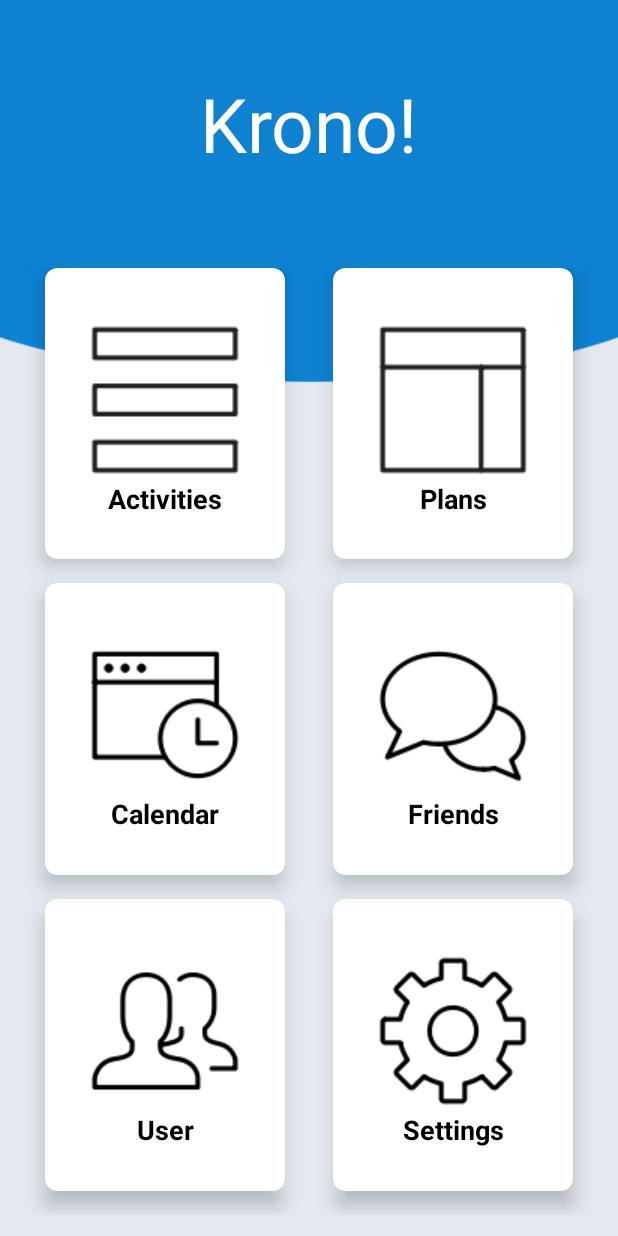
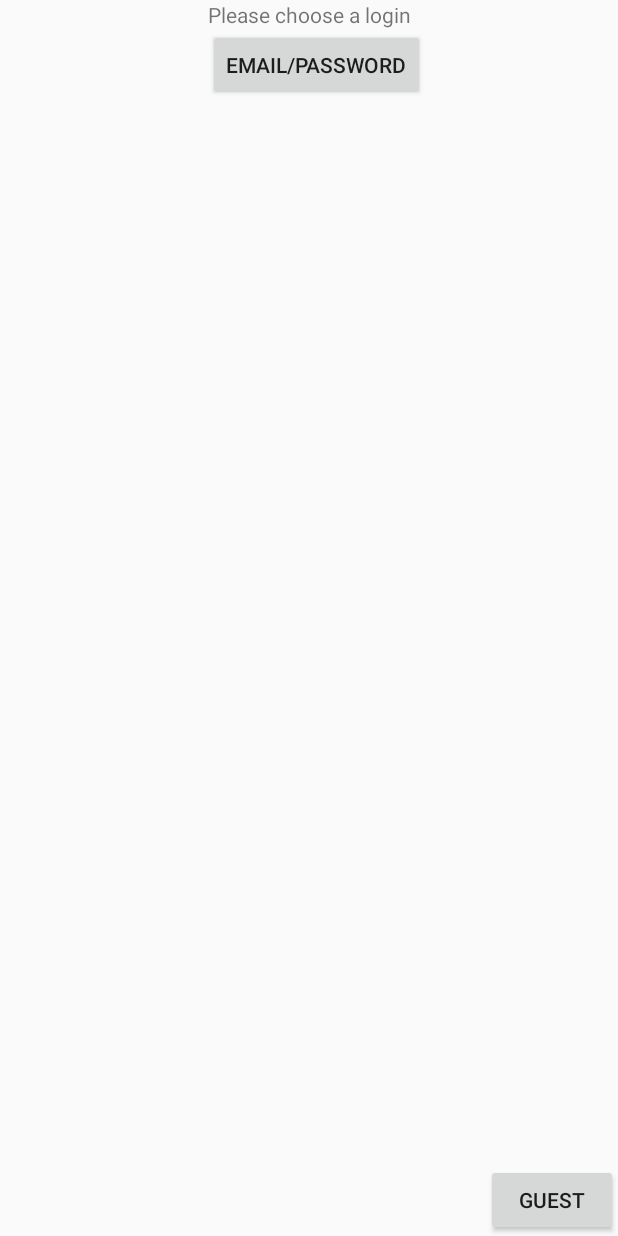
Before and after one commit to thedeconstructors/Krono, an Android app: the screen it shows after launch (MainActivity before the commit, LoginActivity after it), on a phone screen of 412 x 824 dp. Run offline under Robolectric (Android 15) with nearby library versions, the phone set to English and light mode, and no system bars; our stand-ins replace Firebase (no records; nobody signed in at launch, a user with empty details on screens opened directly).

Commit message:
Basic email and guest log in

```diff
--- a/KronoJava/app/src/main/java/com/deconstructors/krono/DisplayPlansActivity.java
+++ b/KronoJava/app/src/main/java/com/deconstructors/krono/DisplayPlansActivity.java
@@ -11,6 +11,7 @@ import android.widget.TextView;
 import com.google.android.gms.tasks.OnCompleteListener;
 import com.google.android.gms.tasks.Task;
 import com.google.firebase.firestore.CollectionReference;
+import com.google.firebase.firestore.FirebaseFirestore;
 import com.google.firebase.firestore.QueryDocumentSnapshot;
 import com.google.firebase.firestore.QuerySnapshot;
 import java.util.Map;
@@ -59,7 +60,8 @@ public class DisplayPlansActivity extends AppCompatActivity{
         };
 
         //get all the documents from the 'users' collection
-        CollectionReference users = Menu4_Users.db.collection("users");
+        FirebaseFirestore db = FirebaseFirestore.getInstance();
+        CollectionReference users = db.collection("users");
 
         //when users.get() finishes (and once the success is confirmed),
         //we will go through the documents
--- /dev/null
+++ b/KronoJava/app/src/main/java/com/deconstructors/krono/LoginActivity.java
@@ -0,0 +1,41 @@
+package com.deconstructors.krono;
+
+import androidx.appcompat.app.AppCompatActivity;
+
+import android.content.Intent;
+import android.os.Bundle;
+import android.view.View;
+import android.view.View.OnClickListener;
+
+import com.google.firebase.auth.FirebaseAuth;
+import com.google.firebase.auth.FirebaseUser;
+
+public class LoginActivity extends AppCompatActivity {
+
+    // Declare an instance of the Firebase Authenticator.
+    private FirebaseAuth m_auth;
+
+    // Declare a global changeable view.
+    private View signInButton;
+
+    @Override
+    protected void onCreate(Bundle savedInstanceState) {
+        super.onCreate(savedInstanceState);
+        setContentView(R.layout.login_activity);
+
+        // Initialize the Firebase Authenticator.
+        m_auth = FirebaseAuth.getInstance();
+        signInButton = findViewById(R.id.login_button_email);
+    }
+
+    public void emailOnClick(View view) {
+        Intent intent = new Intent(this, LoginEmailPass.class);
+        startActivity(intent);
+    }
+
+    public void guestModeOnClick(View view) {
+        Intent intent = new Intent(this, MainActivity.class);
+        startActivity(intent);
+    }
+
+}
--- a/KronoJava/app/src/main/java/com/deconstructors/krono/MainActivity.java
+++ b/KronoJava/app/src/main/java/com/deconstructors/krono/MainActivity.java
@@ -16,13 +16,15 @@ public class MainActivity extends AppCompatActivity
 {
     GridLayout m_MainGrid;
 
+    public static final String TAG = "Krono";
+
     @Override
     protected void onCreate(Bundle savedInstanceState)
     {
         super.onCreate(savedInstanceState);
         setContentView(R.layout.activity_main);
 
-        m_MainGrid = (GridLayout)findViewById(R.id.mainGrid);
+        m_MainGrid = findViewById(R.id.mainGrid);
         setSingleEvent(m_MainGrid);
     }
 
--- a/KronoJava/app/src/main/java/com/deconstructors/krono/Menu4_Users.java
+++ b/KronoJava/app/src/main/java/com/deconstructors/krono/Menu4_Users.java
@@ -6,14 +6,14 @@ import android.content.Intent;
 import android.os.Bundle;
 import android.view.View;
 import android.widget.EditText;
+import android.widget.TextView;
+import android.widget.Toast;
 
 import com.google.firebase.firestore.FirebaseFirestore;
 
 public class Menu4_Users extends AppCompatActivity
 {
     public static final String USER_NAME = "com.deconstructors.krono.USER_NAME";
-    // Access a Cloud Firestore instance from your Activity
-    public static FirebaseFirestore db = FirebaseFirestore.getInstance();
 
     @Override
     protected void onCreate(Bundle savedInstanceState)
--- /dev/null
+++ b/KronoJava/app/src/main/res/layout/login_activity.xml
@@ -0,0 +1,37 @@
+<?xml version="1.0" encoding="utf-8"?>
+<androidx.constraintlayout.widget.ConstraintLayout xmlns:android="http://schemas.android.com/apk/res/android"
+    xmlns:app="http://schemas.android.com/apk/res-auto"
+    xmlns:tools="http://schemas.android.com/tools"
+    android:layout_width="match_parent"
+    android:layout_height="match_parent"
+    tools:context=".LoginActivity">
+
+    <TextView
+        android:id="@+id/login_prompt"
+        android:layout_width="wrap_content"
+        android:layout_height="wrap_content"
+        android:text="Please choose a login"
+        app:layout_constraintTop_toTopOf="parent"
+        app:layout_constraintLeft_toLeftOf="parent"
+        app:layout_constraintRight_toRightOf="parent" />
+
+
+    <Button
+        android:id="@+id/login_button_email"
+        android:layout_width="wrap_content"
+        android:layout_height="wrap_content"
+        android:text="Email/Password"
+        android:onClick="emailOnClick"
+        app:layout_constraintTop_toBottomOf="@+id/login_prompt"
+        app:layout_constraintLeft_toLeftOf="@+id/login_prompt" />
+    <Button
+        android:id="@+id/guest_button"
+        android:layout_width="wrap_content"
+        android:layout_height="wrap_content"
+        android:text="Guest"
+        android:onClick="guestModeOnClick"
+        app:layout_constraintBottom_toBottomOf="parent"
+        app:layout_constraintRight_toRightOf="parent"/>
+
+
+</androidx.constraintlayout.widget.ConstraintLayout>
--- a/KronoJava/build.gradle
+++ b/KronoJava/build.gradle
@@ -7,8 +7,8 @@ buildscript {
 
     }
     dependencies {
-        classpath 'com.android.tools.build:gradle:3.5.2'
-        classpath 'com.google.gms:google-services:4.3.2'
+        classpath 'com.android.tools.build:gradle:3.5.3'
+        classpath 'com.google.gms:google-services:4.3.3'
 
         // NOTE: Do not place your application dependencies here; they belong
         // in the individual module build.gradle files
```
Also changed, not shown: KronoJava/app/build.gradle (+5 -3 lines), KronoJava/app/src/main/AndroidManifest.xml (+10 -1 lines), KronoJava/app/src/main/java/com/deconstructors/krono/LoginEmailPass.java (added, +89 -0 lines), KronoJava/app/src/main/java/com/deconstructors/krono/LoginEmailPassRegister.java (added, +100 -0 lines), KronoJava/app/src/main/java/com/deconstructors/krono/Plan.java (+6 -7 lines), KronoJava/app/src/main/res/layout/activity_login_email_pass.xml (added, +41 -0 lines), KronoJava/app/src/main/res/layout/activity_login_register_email.xml (added, +53 -0 lines), 1 other file.
